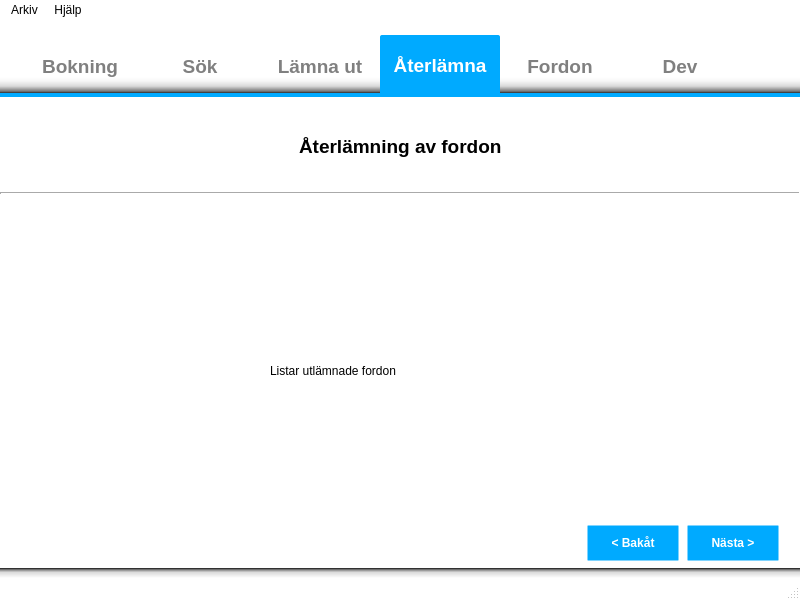
Old version of the form trunk/gui/MainWindow.ui in the repository nilsknacken/A3B-repo.
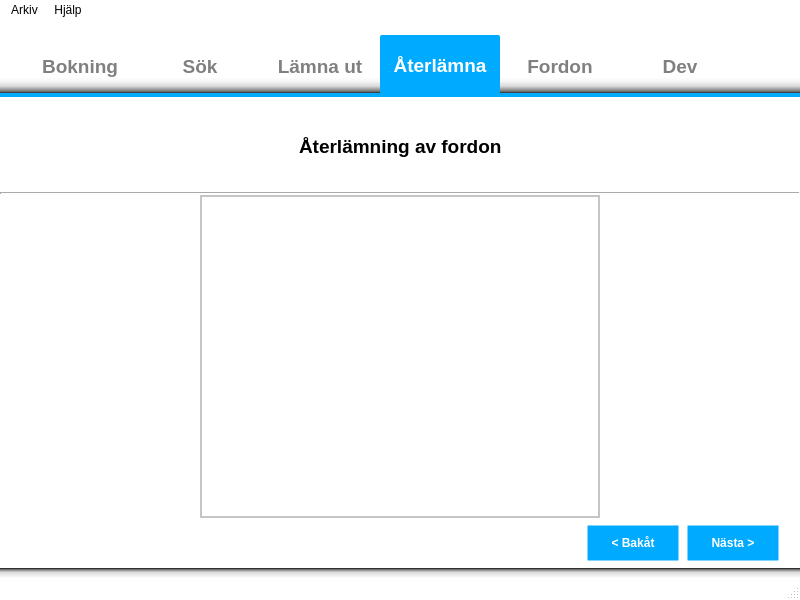
New version of the form. The open tabs and pages were chosen to show the change. Icons and pictures are not drawn.

```diff
--- a/trunk/gui/MainWindow.ui
+++ b/trunk/gui/MainWindow.ui
@@ -438,34 +438,22 @@
   <property name="styleSheet">
    <string notr="true">QMainWindow{
 background-image: url(:/images/Linen_Patterns_4.jpg); }
-/*background: solid white; } */
+
 QStatusBar{
 background: solid rgba(0, 0, 0, 0); }
 
 QFrame {
 background: solid white; }
-/*
-QWidget{
-background-color: rgba(0, 0, 0, 0); 
-}
-*/
 
 QTabWidget::tab-bar {
-	left: 20px;}
+left: 20px;}
 QTabWidget::pane {
-/*	border-top: 4px solid rgb(0, 170, 255);*/
-
 border-top: 20px solid qlineargradient(spread:pad, x1:0, y1:0, x2:0, y2:1, stop:0 rgba(0, 0, 0, 0), stop:0.199052 rgba(0, 0, 0, 8), stop:0.459716 rgba(0, 0, 0, 38), stop:0.7109 rgba(0, 0, 0, 135), stop:0.799 rgba(0, 0, 0, 209), stop:0.8 rgba(0, 170, 255, 255));
-
-/*border-bottom: 10px solid qlineargradient(spread:pad, x1:1, y1:1, x2:1, y2:0, stop:0 rgba(0, 0, 0, 0), stop:0.578199 rgba(0, 0, 0, 37), stop:0.810427 rgba(0, 0, 0, 58), stop:1 rgba(0, 0, 0, 226)); */
-
 border-bottom: 10px solid qlineargradient(spread:pad, x1:1, y1:1, x2:1, y2:0, stop:0 rgba(0, 0, 0, 0), stop:0.578199 rgba(0, 0, 0, 37), stop:0.810427 rgba(0, 0, 0, 120), stop:1 rgba(0, 0, 0, 235));
-
-
 background: solid rgba(0, 0, 0, 0);
 
-         /*position: absolute;*/
-         top: -18px;}
+position: absolute;
+top: -18px;}
 QTabBar::tab {
 	height: 60px; width: 120px;
 	border: 2px;
@@ -2628,22 +2616,42 @@
           <property name="currentIndex">
            <number>0</number>
           </property>
+          <widget class="QWidget" name="page_1">
+           <layout class="QVBoxLayout" name="verticalLayout_2">
+            <property name="spacing">
+             <number>0</number>
+            </property>
+            <property name="margin">
+             <number>0</number>
+            </property>
+            <item>
+             <widget class="QScrollArea" name="scrollArea_2">
+              <property name="widgetResizable">
+               <bool>true</bool>
+              </property>
+              <widget class="QWidget" name="scrollAreaWidgetContents_2">
+               <property name="geometry">
+                <rect>
+                 <x>0</x>
+                 <y>0</y>
+                 <width>398</width>
+                 <height>313</height>
+                </rect>
+               </property>
+               <layout class="QVBoxLayout" name="verticalLayout_4">
+                <property name="margin">
+                 <number>0</number>
+                </property>
+                <item>
+                 <widget class="QTableWidget" name="tableWidgetP4"/>
+                </item>
+               </layout>
+              </widget>
+             </widget>
+            </item>
+           </layout>
+          </widget>
           <widget class="QWidget" name="page_2">
-           <widget class="QLabel" name="label_3">
-            <property name="geometry">
-             <rect>
-              <x>70</x>
-              <y>140</y>
-              <width>271</width>
-              <height>71</height>
-             </rect>
-            </property>
-            <property name="text">
-             <string>Listar utlämnade fordon</string>
-            </property>
-           </widget>
-          </widget>
-          <widget class="QWidget" name="page_3">
            <widget class="QWidget" name="gridLayoutWidget_2">
             <property name="geometry">
              <rect>
```
Left out of the diff: 229 changed lines with no effect on the pictures.
